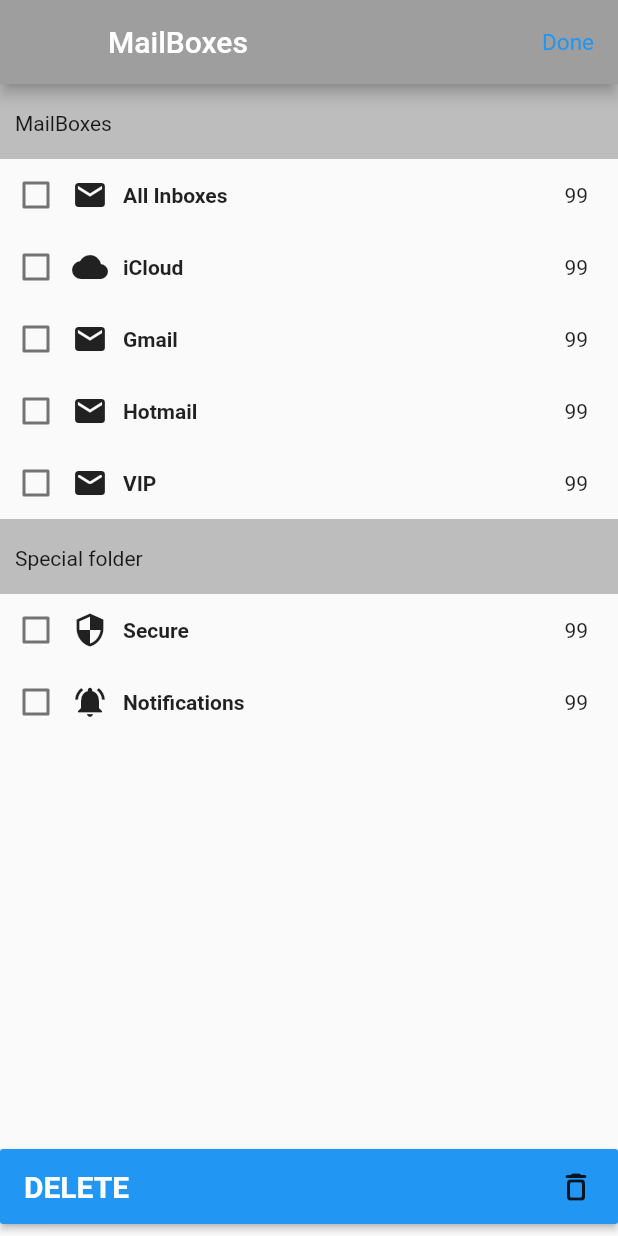
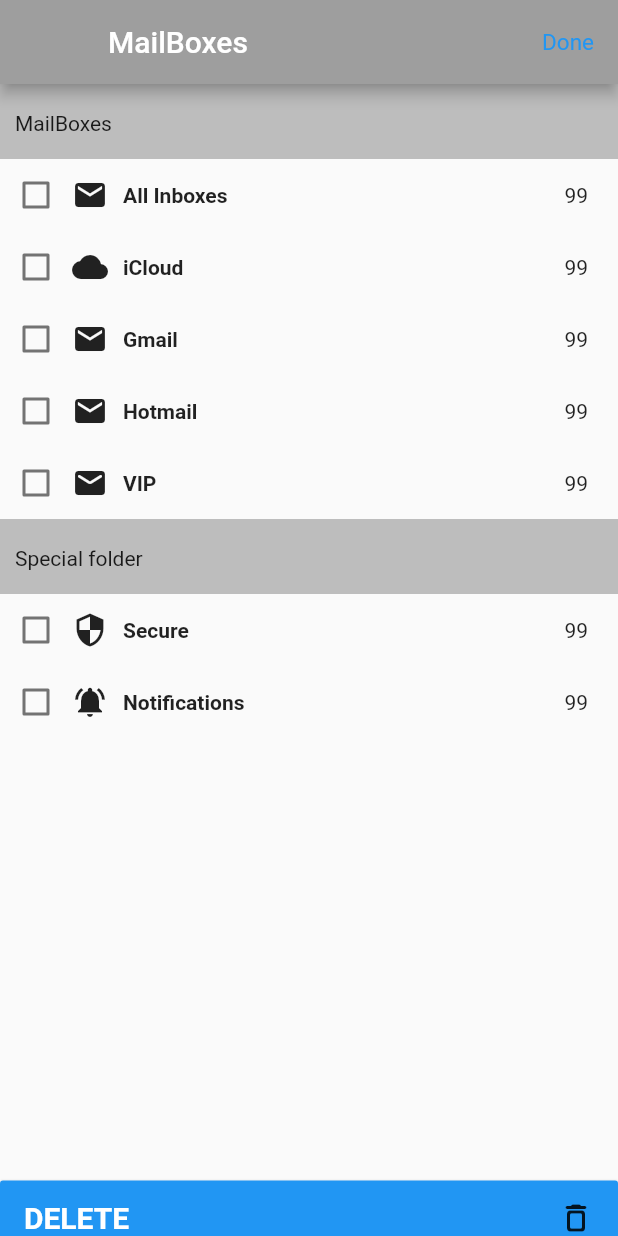
Before and after one commit to PhungKhaHao-CDTH19PMC/Navigation, a Flutter app: the TodosScreen screen opened directly, on a phone screen of 412 x 824 dp. Run offline on Flutter 3.47's test engine with Material 2 defaults, Android fonts, the phone set to English and light mode, and no system bars.

```diff
--- a/lib/main.dart
+++ b/lib/main.dart
@@ -432,7 +432,7 @@ class _DeleteButton extends State<DeleteButton> {
   @override
   Widget build(BuildContext context) {
     return Container(
-      padding: const EdgeInsets.only(top: 274),
+      padding: const EdgeInsets.only(top: 295),
       child: Center(
         child: Container(
           width: double.infinity,
```
